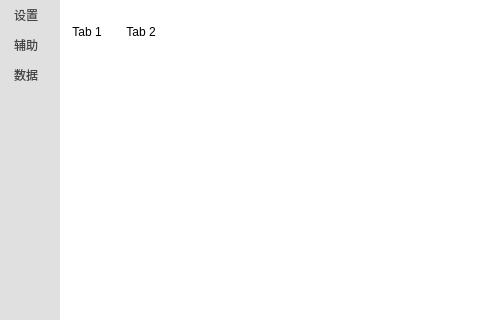
This is mainwindow.ui in iwxyi/CatlikeQQ as Qt 5 draws it before an edit; both pictures show x 0 to 480 and y 0 to 320 of the 800 by 600 pixel window. The edited form follows.
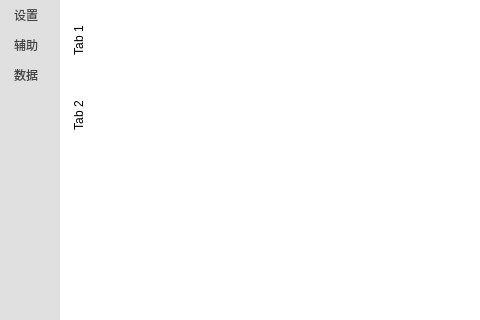
This is the edited form. The open tabs and pages were chosen to show the change. Icons and pictures are not drawn. Custom widgets are drawn as their Qt base class.

```diff
--- a/mainwindow.ui
+++ b/mainwindow.ui
@@ -359,6 +359,9 @@
 	border: none;
 }</string>
           </property>
+          <property name="tabPosition">
+           <enum>QTabWidget::West</enum>
+          </property>
           <property name="currentIndex">
            <number>1</number>
           </property>
```
Left out of the diff: 10 changed lines with no effect on the pictures.
